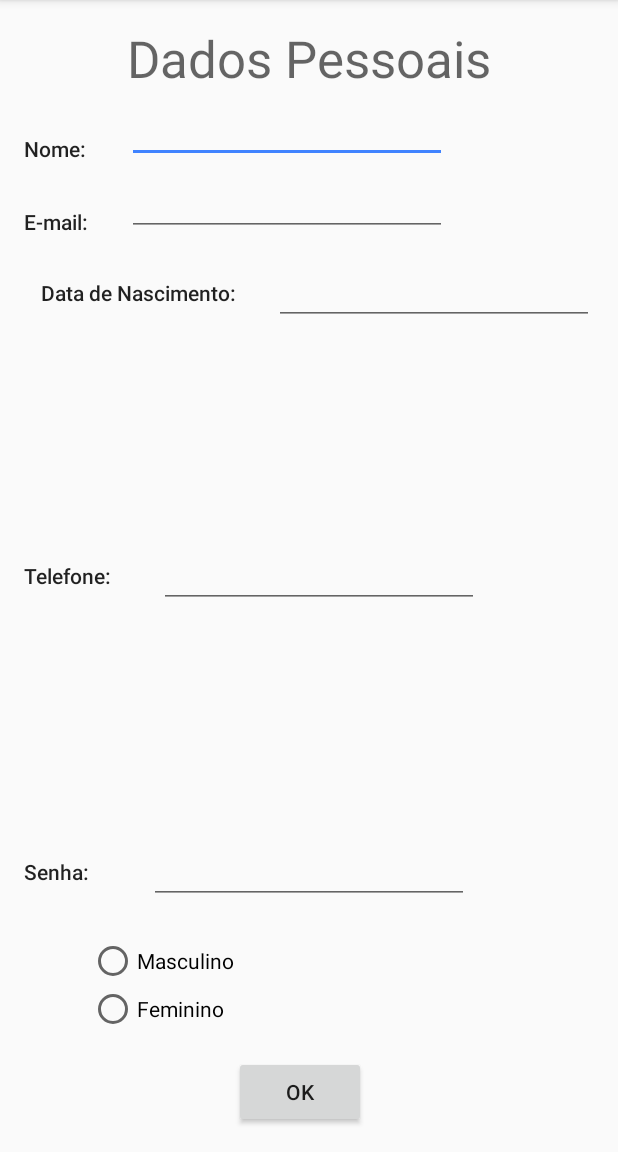
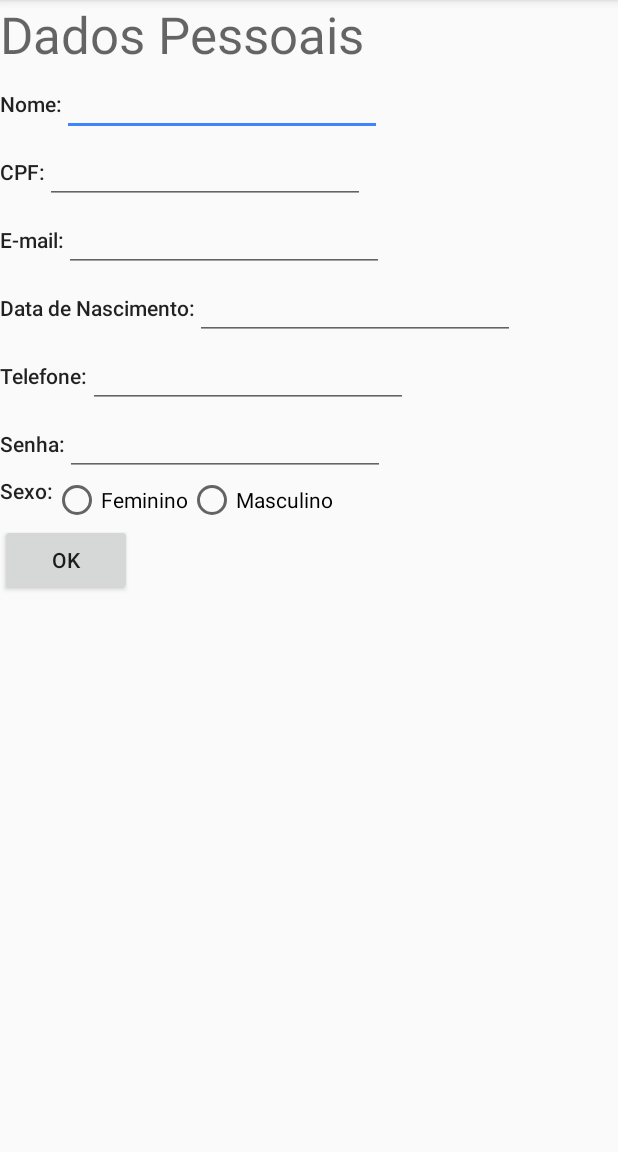
Before and after one commit to carlosiff/ServiceCar, an Android app: the CadastroActivity screen opened directly, with no data from a screen before it, on a phone screen of 412 x 824 dp, the part 84-1236 px from its top. Run offline under Robolectric (Android 15) with nearby library versions, the phone set to English and light mode, and no system bars.

Commit message:
Versão Atual 2.1

```diff
--- a/app/src/main/res/layout/activity_cadastro.xml
+++ b/app/src/main/res/layout/activity_cadastro.xml
@@ -1,13 +1,10 @@
 <?xml version="1.0" encoding="utf-8"?>
-<RelativeLayout xmlns:android="http://schemas.android.com/apk/res/android"
+<LinearLayout xmlns:android="http://schemas.android.com/apk/res/android"
     xmlns:tools="http://schemas.android.com/tools"
     android:id="@+id/cadastro"
     android:layout_width="match_parent"
     android:layout_height="match_parent"
-    android:paddingBottom="@dimen/activity_vertical_margin"
-    android:paddingLeft="@dimen/activity_horizontal_margin"
-    android:paddingRight="@dimen/activity_horizontal_margin"
-    android:paddingTop="@dimen/activity_vertical_margin"
+    android:orientation="vertical"
     tools:context="br.edu.iff.pooa20162.servicecar.CadastroActivity">
 
     <TextView
@@ -18,15 +15,15 @@
         android:textAppearance="@style/TextAppearance.AppCompat.Display1"
         android:layout_alignParentTop="true"
         android:layout_centerHorizontal="true" />
-
+    <LinearLayout
+        android:layout_width="wrap_content"
+        android:layout_height="wrap_content"
+        android:orientation="horizontal">
     <TextView
         android:text="Nome:"
         android:layout_width="wrap_content"
         android:layout_height="wrap_content"
-        android:layout_below="@+id/textView8"
-        android:layout_alignParentStart="true"
-        android:layout_marginTop="28dp"
-        android:id="@+id/textView9"
+        android:id="@+id/idNome"
         android:textAppearance="@style/TextAppearance.AppCompat.Body2" />
 
     <EditText
@@ -34,18 +31,37 @@
         android:layout_height="wrap_content"
         android:inputType="textPersonName"
         android:ems="10"
-        android:id="@+id/editText13"
-        android:layout_alignBottom="@+id/textView9"
-        android:layout_alignStart="@+id/textView8" />
+        android:id="@+id/editText13"/>
+    </LinearLayout>
 
+    <LinearLayout
+        android:layout_width="wrap_content"
+        android:layout_height="wrap_content"
+        android:orientation="horizontal">
+        <TextView
+            android:text="CPF:"
+            android:layout_width="wrap_content"
+            android:layout_height="wrap_content"
+            android:id="@+id/idCpf"
+            android:textAppearance="@style/TextAppearance.AppCompat.Body2" />
+
+        <EditText
+            android:layout_width="wrap_content"
+            android:layout_height="wrap_content"
+            android:inputType="textPersonName"
+            android:ems="10"
+            android:id="@+id/editText20"/>
+    </LinearLayout>
+
+    <LinearLayout
+        android:layout_width="wrap_content"
+        android:layout_height="wrap_content"
+        android:orientation="horizontal">
     <TextView
         android:text="E-mail:"
         android:layout_width="wrap_content"
         android:layout_height="wrap_content"
-        android:layout_marginTop="29dp"
-        android:id="@+id/textView10"
-        android:layout_below="@+id/textView9"
-        android:layout_alignParentStart="true"
+        android:id="@+id/idEmail"
         android:textAppearance="@style/TextAppearance.AppCompat.Body2" />
 
     <EditText
@@ -53,95 +69,115 @@
         android:layout_height="wrap_content"
         android:inputType="textEmailAddress"
         android:ems="10"
-        android:id="@+id/editText14"
-        android:layout_alignBottom="@+id/textView10"
-        android:layout_alignStart="@+id/editText13" />
+        android:id="@+id/editText14" />
+    </LinearLayout>
+
+    <LinearLayout
+        android:layout_width="wrap_content"
+        android:layout_height="wrap_content"
+        android:orientation="horizontal">
+
+        <TextView
+            android:text="Data de Nascimento:"
+            android:layout_width="wrap_content"
+            android:layout_height="wrap_content"
+            android:id="@+id/idDataNasc"
+            android:textAppearance="@style/TextAppearance.AppCompat.Body2"/>
 
     <EditText
         android:layout_width="wrap_content"
         android:layout_height="wrap_content"
         android:inputType="date"
         android:ems="10"
-        android:layout_below="@+id/editText14"
-        android:layout_alignParentEnd="true"
-        android:layout_marginTop="14dp"
-        android:id="@+id/editText15" />
+        android:id="@+id/editText15"/>
+
+    </LinearLayout>
+
+    <LinearLayout
+        android:layout_width="wrap_content"
+        android:layout_height="wrap_content"
+        android:orientation="horizontal">
+
+        <TextView
+            android:text="Telefone:"
+            android:layout_width="wrap_content"
+            android:layout_height="wrap_content"
+            android:id="@+id/idTelefone"
+            android:textAppearance="@style/TextAppearance.AppCompat.Body2"/>
 
     <EditText
         android:layout_width="wrap_content"
         android:layout_height="wrap_content"
         android:inputType="phone"
         android:ems="10"
-        android:id="@+id/editText16"
-        android:layout_alignBaseline="@+id/textView12"
-        android:layout_alignBottom="@+id/textView12"
-        android:layout_toEndOf="@+id/textView12"
-        android:layout_marginStart="31dp" />
+        android:id="@+id/editText16"/>
+
+    </LinearLayout>
+
+    <LinearLayout
+        android:layout_width="wrap_content"
+        android:layout_height="wrap_content"
+        android:orientation="horizontal">
+
+        <TextView
+            android:text="Senha:"
+            android:layout_width="wrap_content"
+            android:layout_height="wrap_content"
+            android:id="@+id/idSenha"
+            android:textAppearance="@style/TextAppearance.AppCompat.Body2"/>
 
     <EditText
         android:layout_width="wrap_content"
         android:layout_height="wrap_content"
         android:inputType="textPassword"
         android:ems="10"
-        android:id="@+id/editText17"
-        android:layout_alignBaseline="@+id/textView13"
-        android:layout_alignBottom="@+id/textView13"
-        android:layout_centerHorizontal="true" />
+        android:id="@+id/editText17"/>
+
+     </LinearLayout>
+
+
+    <LinearLayout
+        android:layout_width="wrap_content"
+        android:layout_height="wrap_content"
+        android:orientation="horizontal">
 
         <TextView
-        android:text="Data de Nascimento:"
+            android:text="Sexo:"
             android:layout_width="wrap_content"
             android:layout_height="wrap_content"
-        android:id="@+id/textView11"
-        android:textAppearance="@style/TextAppearance.AppCompat.Body2"
-        android:layout_alignBaseline="@+id/editText15"
-        android:layout_alignBottom="@+id/editText15"
-        android:layout_toStartOf="@+id/editText15"
-        android:layout_marginEnd="25dp" />
-
-    <Button
-        android:text="OK"
+            android:id="@+id/idSexo"
+            android:textAppearance="@style/TextAppearance.AppCompat.Body2"/>
+    <RadioGroup
         android:layout_width="wrap_content"
         android:layout_height="wrap_content"
-        android:id="@+id/button2"
-        android:layout_alignParentBottom="true"
-        android:layout_toEndOf="@+id/radioButton3" />
-
+        android:orientation="horizontal">
         <RadioButton
             android:text="Feminino"
             android:layout_width="wrap_content"
             android:layout_height="wrap_content"
-        android:id="@+id/radioButton4"
-        android:layout_above="@+id/button2"
-        android:layout_toEndOf="@+id/textView13"
-        android:layout_marginBottom="15dp" />
+            android:id="@+id/idFeminino"/>
 
         <RadioButton
             android:text="Masculino"
             android:layout_width="wrap_content"
             android:layout_height="wrap_content"
-        android:id="@+id/radioButton3"
-        android:layout_alignBottom="@+id/radioButton4"
-        android:layout_alignStart="@+id/radioButton4"
-        android:layout_marginBottom="32dp" />
+            android:id="@+id/idMasculino"/>
+    </RadioGroup>
+    </LinearLayout>
 
-    <TextView
-        android:text="Senha:"
+    <LinearLayout
         android:layout_width="wrap_content"
         android:layout_height="wrap_content"
-        android:id="@+id/textView13"
-        android:textAppearance="@style/TextAppearance.AppCompat.Body2"
-        android:layout_above="@+id/radioButton3"
-        android:layout_alignParentStart="true"
-        android:layout_marginBottom="34dp" />
-
-    <TextView
-        android:text="Telefone:"
+        android:orientation="horizontal">
+    <Button
+        android:text="OK"
         android:layout_width="wrap_content"
         android:layout_height="wrap_content"
-        android:id="@+id/textView12"
-        android:textAppearance="@style/TextAppearance.AppCompat.Body2"
-        android:layout_centerVertical="true"
-        android:layout_alignParentStart="true" />
+        android:id="@+id/idOk"/>
+    </LinearLayout>
 
-</RelativeLayout>
+
+
+
+
+</LinearLayout>
--- a/app/src/main/res/layout/activity_esqueci.xml
+++ b/app/src/main/res/layout/activity_esqueci.xml
@@ -17,14 +17,14 @@
         android:layout_alignParentBottom="true"
         android:layout_centerHorizontal="true"
         android:layout_marginBottom="34dp"
-        android:id="@+id/button" />
+        android:id="@+id/idOk2" />
 
     <TextView
         android:text="Restaurar Login"
         android:layout_width="wrap_content"
         android:layout_height="wrap_content"
         android:layout_marginTop="31dp"
-        android:id="@+id/textView2"
+        android:id="@+id/idRestaurar"
         android:layout_alignParentTop="true"
         android:layout_centerHorizontal="true"
         android:textAppearance="@style/TextAppearance.AppCompat.Display1" />
@@ -33,21 +33,21 @@
         android:text="E-mail :"
         android:layout_width="wrap_content"
         android:layout_height="wrap_content"
-        android:layout_below="@+id/textView2"
+        android:layout_below="@+id/idRestaurar"
         android:layout_alignParentStart="true"
         android:layout_marginStart="17dp"
         android:layout_marginTop="59dp"
-        android:id="@+id/textView5"
+        android:id="@+id/idEmail2"
         android:textAppearance="@style/TextAppearance.AppCompat.Body2" />
 
     <TextView
         android:text="Dica :"
         android:layout_width="wrap_content"
         android:layout_height="wrap_content"
-        android:layout_below="@+id/textView5"
-        android:layout_alignStart="@+id/textView5"
+        android:layout_below="@+id/idEmail2"
+        android:layout_alignStart="@+id/idEmail2"
         android:layout_marginTop="54dp"
-        android:id="@+id/textView6"
+        android:id="@+id/idDica"
         android:textAppearance="@style/TextAppearance.AppCompat.Body2" />
 
     <EditText
@@ -56,8 +56,8 @@
         android:inputType="textEmailAddress"
         android:ems="10"
         android:id="@+id/editText10"
-        android:layout_alignBaseline="@+id/textView5"
-        android:layout_alignBottom="@+id/textView5"
+        android:layout_alignBaseline="@+id/idEmail2"
+        android:layout_alignBottom="@+id/idEmail2"
         android:layout_alignStart="@+id/editText11"
         android:layout_marginStart="6dp" />
 
@@ -67,8 +67,8 @@
         android:inputType="textPersonName"
         android:ems="10"
         android:id="@+id/editText11"
-        android:layout_alignBaseline="@+id/textView6"
-        android:layout_alignBottom="@+id/textView6"
-        android:layout_alignEnd="@+id/textView2" />
+        android:layout_alignBaseline="@+id/idDica"
+        android:layout_alignBottom="@+id/idDica"
+        android:layout_alignEnd="@+id/idRestaurar" />
 
 </RelativeLayout>
```
Lines whose indentation alone changed are shown as unchanged.
